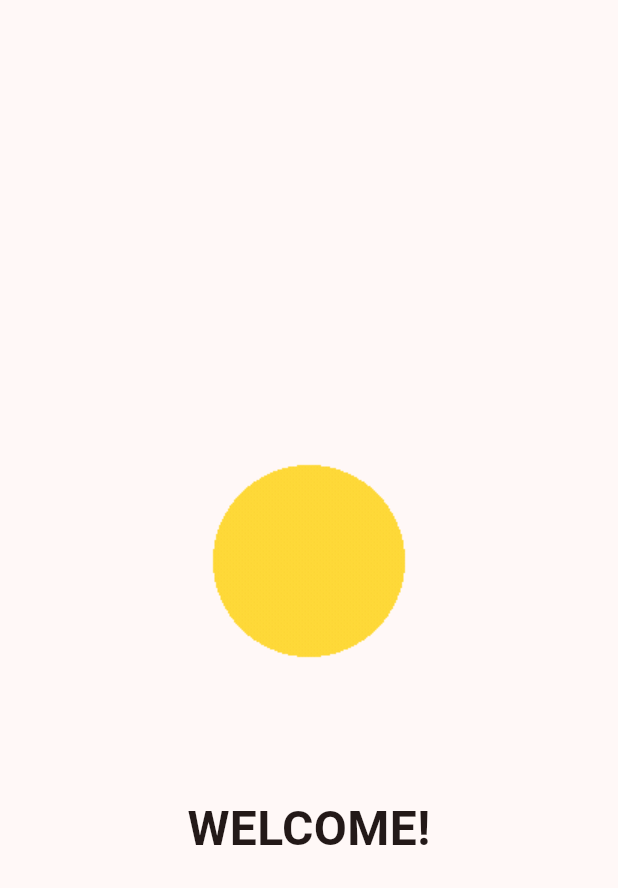
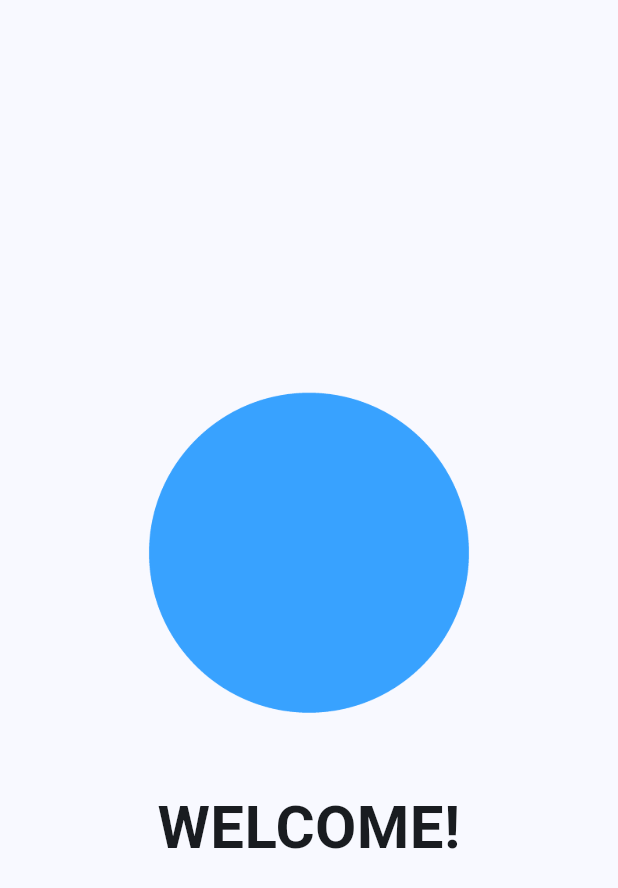
Before and after one commit to Ngoding-Gak-Jadi/belajar_flutter, a Flutter app: the SplashScreen screen opened directly, on a phone screen of 412 x 824 dp. Shown: the top 888 px of the screen. Run offline on Flutter 3.47's test engine with Material 3 defaults, Android fonts, the light colour scheme and no system bars; our stand-ins replace flutter_signin_button.

Commit message:
update logic login page & splash screen UI

```diff
--- a/lib/main.dart
+++ b/lib/main.dart
@@ -17,7 +17,7 @@ class MyApp extends StatelessWidget {
       title: 'FaizNation',
       theme: ThemeData(
         useMaterial3: true,
-        colorScheme: ColorScheme.fromSeed(seedColor: const Color.fromARGB(255, 243, 21, 21)),
+        colorScheme: ColorScheme.fromSeed(seedColor: const Color(0xFF1a94ff)),
       ),
       initialRoute: '/',
       routes: {
--- a/lib/splash_screen.dart
+++ b/lib/splash_screen.dart
@@ -14,7 +14,7 @@ class _SplashScreenState extends State<SplashScreen> {
   void initState() {
     super.initState();
 
-    Timer(const Duration(seconds: 3), () {
+    Timer(const Duration(seconds: 4), () {
       Navigator.pushReplacement<void, void>(
         context,
         MaterialPageRoute<void>(
@@ -34,11 +34,11 @@ class _SplashScreenState extends State<SplashScreen> {
               crossAxisAlignment: CrossAxisAlignment.center,
               mainAxisAlignment: MainAxisAlignment.center,
               children: [
-                Image.asset('assets/images/cat_sneaking.gif', height: 250),
+                Image.asset('assets/images/iconSplash.gif', height: 250),
                 const SizedBox(height: 30),
                 const Text(
                   'WELCOME!',
-                  style: TextStyle(fontSize: 32, fontWeight: FontWeight.bold),
+                  style: TextStyle(fontSize: 40, fontWeight: FontWeight.bold),
                   textAlign: TextAlign.center,
                 ),
               ],
--- a/pubspec.yaml
+++ b/pubspec.yaml
@@ -61,8 +61,8 @@ dev_dependencies:
 # The following section is specific to Flutter packages.
 flutter:
   assets:
-    - assets/images/Logo-wibu.png
-    - assets/images/cat_sneaking.gif
+    - assets/images/logoMango.png
+    - assets/images/iconSplash.gif
   # The following line ensures that the Material Icons font is
   # included with your application, so that you can use the icons in
   # the material Icons class.
```
Also changed, not shown: lib/login_screen.dart (+32 -8 lines), lib/page.dart (+23 -0 lines), assets/icon/icon.png, assets/images/Logo-wibu.png (deleted), assets/images/cat_sneaking.gif (deleted), assets/images/iconSplash.gif (added), assets/images/logoMango.png (added), lib/home.dart (deleted), 26 other files.
